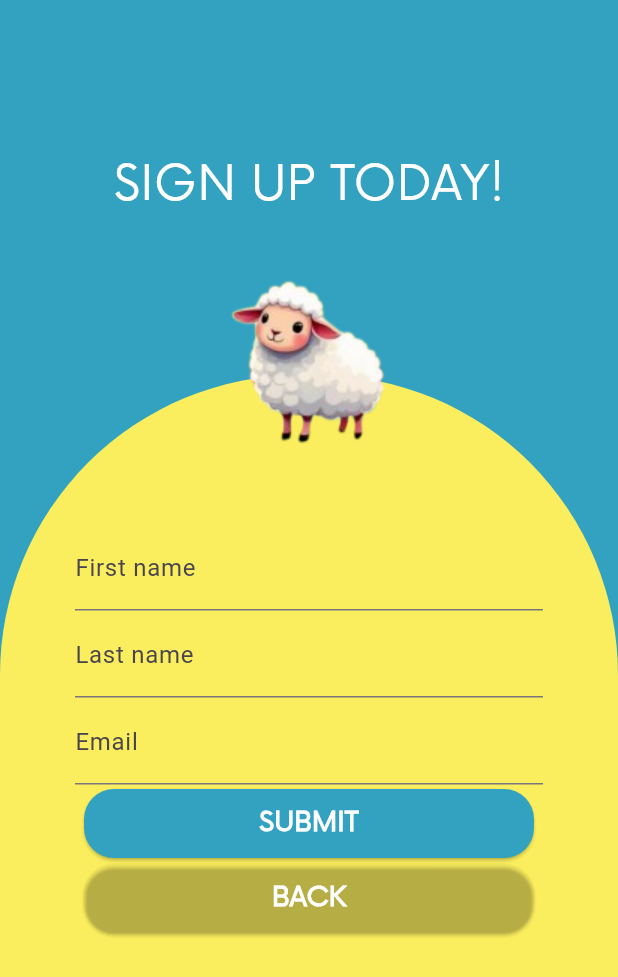
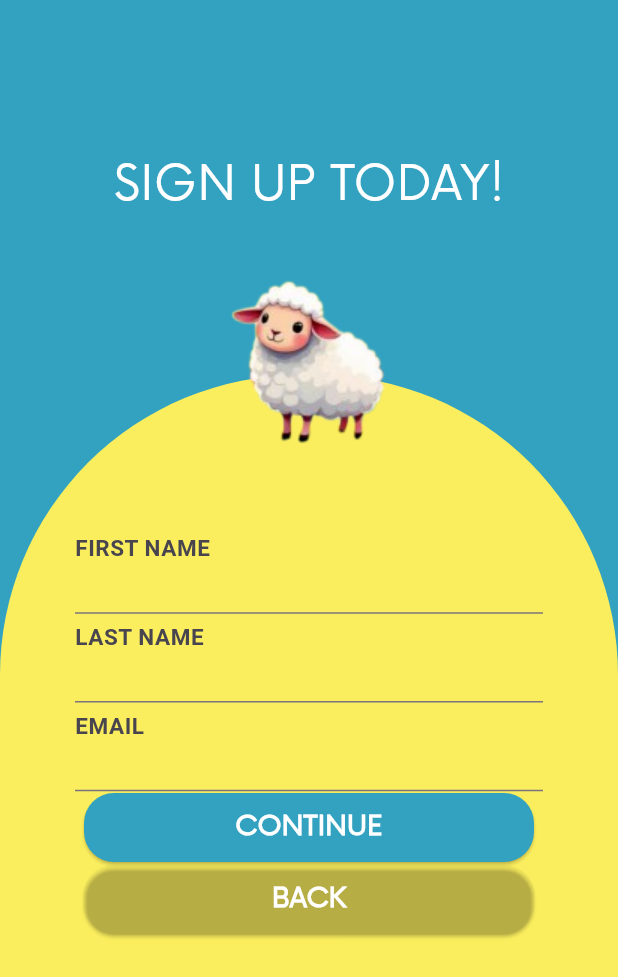
Before and after one commit to sean-xiao-zhao7/blacksheep, a Flutter app: the screen it shows after launch, after a tap on "REGISTER", after a tap on "CLICK HERE", on a phone screen of 412 x 824 dp. Shown: the top 977 px of the screen. Run offline on Flutter 3.47's test engine with Material 3 defaults, Android fonts, the phone set to English and light mode, and no system bars.

Commit message:
Update register font sizes

```diff
--- a/lib/screens/register/register_screen_2.dart
+++ b/lib/screens/register/register_screen_2.dart
@@ -41,15 +41,36 @@ class _RegisterScreenInitialState extends State<RegisterScreen2> {
               mainAxisAlignment: MainAxisAlignment.spaceAround,
               children: [
                 TextFormField(
-                  decoration: const InputDecoration(labelText: 'First name'),
+                  decoration: const InputDecoration(
+                    labelText: 'FIRST NAME',
+                    labelStyle: TextStyle(
+                      fontWeight: FontWeight.bold,
+                      fontSize: 20,
+                    ),
+                    floatingLabelBehavior: FloatingLabelBehavior.always,
+                  ),
                 ),
                 TextFormField(
-                  decoration: const InputDecoration(labelText: 'Last name'),
+                  decoration: const InputDecoration(
+                    labelText: 'LAST NAME',
+                    labelStyle: TextStyle(
+                      fontWeight: FontWeight.bold,
+                      fontSize: 20,
+                    ),
+                    floatingLabelBehavior: FloatingLabelBehavior.always,
+                  ),
                 ),
                 TextFormField(
-                  decoration: const InputDecoration(labelText: 'Email'),
+                  decoration: const InputDecoration(
+                    labelText: 'EMAIL',
+                    labelStyle: TextStyle(
+                      fontWeight: FontWeight.bold,
+                      fontSize: 20,
+                    ),
+                    floatingLabelBehavior: FloatingLabelBehavior.always,
+                  ),
                 ),
-                SmallButton('SUBMIT', () {
+                SmallButton('CONTINUE', () {
                   widget.switchScreen('register', 'register_screen_2');
                 }, 0xff32a2c0),
 
--- a/lib/screens/register/register_screen_initial.dart
+++ b/lib/screens/register/register_screen_initial.dart
@@ -45,7 +45,7 @@ class _RegisterScreenInitialState extends State<RegisterScreenInitial> {
                   'I AM LOOKING TO CONNECT WITH PEOPLE IN MY COMMUNITY',
                   style: const TextStyle(
                     fontWeight: FontWeight.bold,
-                    fontSize: 18,
+                    fontSize: 16,
                   ),
                   textAlign: TextAlign.center,
                 ),
@@ -56,7 +56,7 @@ class _RegisterScreenInitialState extends State<RegisterScreenInitial> {
                   'I AM THE LEADER OF A COMMUNITY GROUP',
                   style: const TextStyle(
                     fontWeight: FontWeight.bold,
-                    fontSize: 18,
+                    fontSize: 16,
                   ),
                   textAlign: TextAlign.center,
                 ),
```
